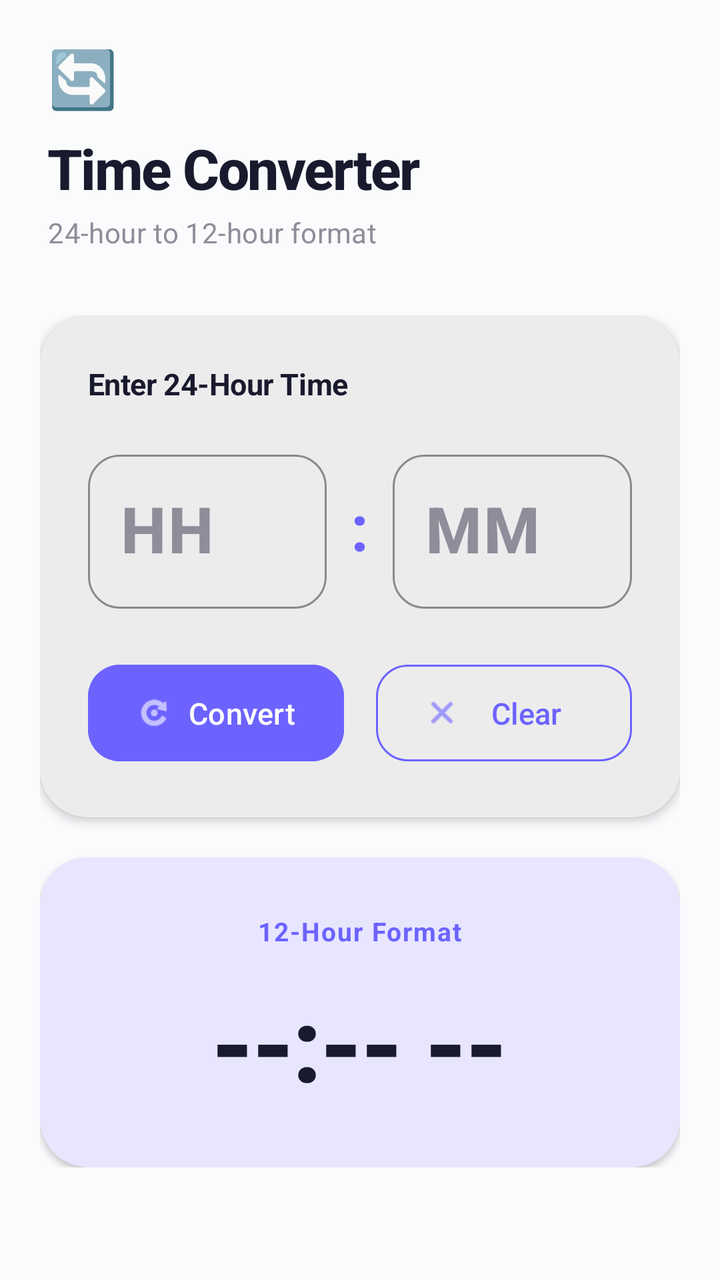
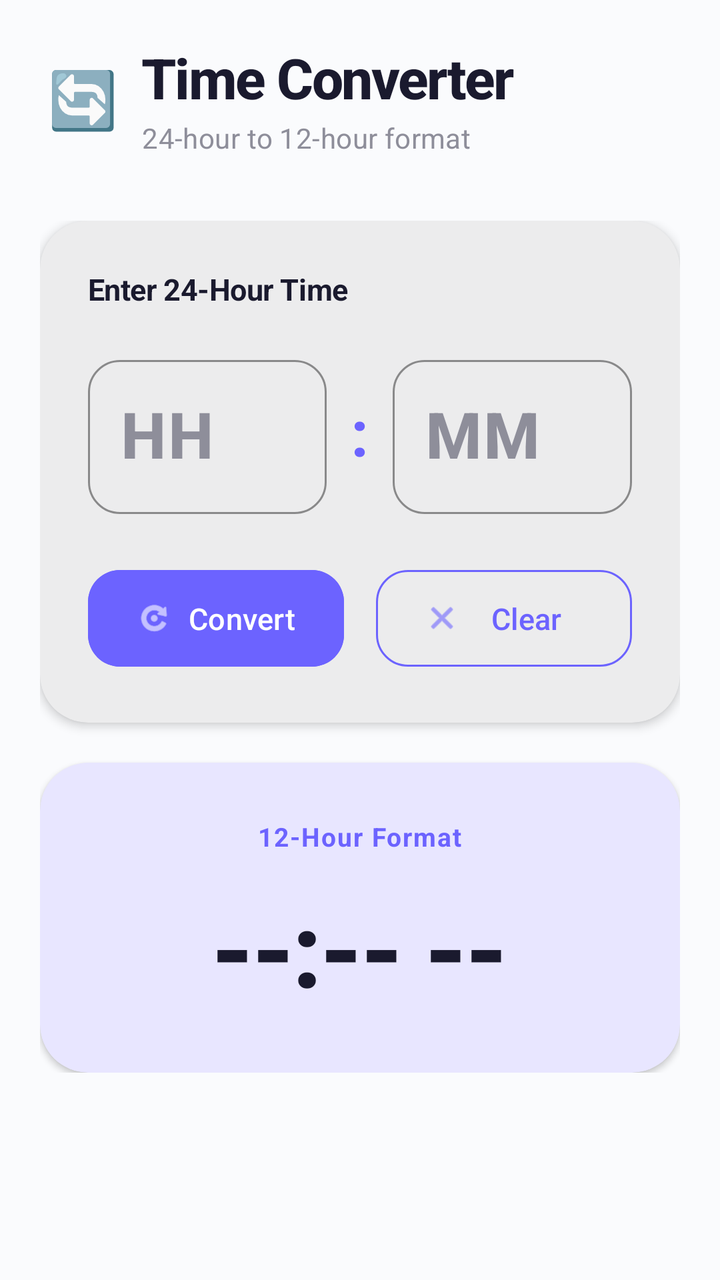

Screens rendered from an Android XML layout before and after an edit, with the pre-edit source and the edit as a unified diff.
<!-- AndroidManifest.xml: application theme Theme.DevLifeOS -->
<!-- res/layout/fragment_time_converter.xml -->
<?xml version="1.0" encoding="utf-8"?>
<androidx.coordinatorlayout.widget.CoordinatorLayout xmlns:android="http://schemas.android.com/apk/res/android"
    xmlns:app="http://schemas.android.com/apk/res-auto"
    xmlns:tools="http://schemas.android.com/tools"
    android:layout_width="match_parent"
    android:layout_height="match_parent"
    android:background="?android:attr/colorBackground">

    
    <com.google.android.material.appbar.AppBarLayout
        android:id="@+id/appBarLayout"
        android:layout_width="match_parent"
        android:layout_height="wrap_content"
        android:background="?android:attr/colorBackground"
        android:elevation="0dp"
        app:elevation="0dp">

        <LinearLayout
            android:layout_width="match_parent"
            android:layout_height="wrap_content"
            android:orientation="vertical"
            android:paddingStart="24dp"
            android:paddingTop="20dp"
            android:paddingEnd="24dp"
            android:paddingBottom="12dp">

            <TextView
                android:layout_width="wrap_content"
                android:layout_height="wrap_content"
                android:text="@string/emoji_refresh"
                android:textSize="28sp" />

            <TextView
                style="@style/PremiumHeaderTitle"
                android:layout_width="wrap_content"
                android:layout_height="wrap_content"
                android:layout_marginTop="8dp"
                android:text="@string/time_converter" />

            <TextView
                android:layout_width="wrap_content"
                android:layout_height="wrap_content"
                android:layout_marginTop="4dp"
                android:text="@string/header_subtitle_time_converter"
                style="@style/PremiumHeaderSubtitle" />

        </LinearLayout>

    </com.google.android.material.appbar.AppBarLayout>

    <androidx.core.widget.NestedScrollView
        android:layout_width="match_parent"
        android:layout_height="match_parent"
        android:fillViewport="false"
        app:layout_behavior="@string/appbar_scrolling_view_behavior">

        <LinearLayout
            android:layout_width="match_parent"
            android:layout_height="wrap_content"
            android:orientation="vertical"
            android:padding="20dp">

            
            <com.google.android.material.card.MaterialCardView
                android:layout_width="match_parent"
                android:layout_height="wrap_content"
                app:cardBackgroundColor="?attr/colorSurface"
                app:cardCornerRadius="24dp"
                app:cardElevation="3dp"
                app:strokeWidth="0dp">

                <LinearLayout
                    android:layout_width="match_parent"
                    android:layout_height="wrap_content"
                    android:orientation="vertical"
                    android:padding="24dp">

                    <TextView
                        android:layout_width="wrap_content"
                        android:layout_height="wrap_content"
                        android:text="@string/enter_24_hour_time"
                        android:textColor="?attr/colorOnSurface"
                        android:textSize="15sp"
                        android:textStyle="bold"
                        android:letterSpacing="-0.01" />

                    
                    <LinearLayout
                        android:layout_width="match_parent"
                        android:layout_height="wrap_content"
                        android:layout_marginTop="20dp"
                        android:gravity="center"
                        android:orientation="horizontal">

                        
                        <com.google.android.material.textfield.TextInputLayout
                            style="@style/Widget.Material3.TextInputLayout.OutlinedBox"
                            android:layout_width="0dp"
                            android:layout_height="wrap_content"
                            android:layout_weight="1"
                            android:hint="@string/hint_hh"
                            app:boxCornerRadiusBottomEnd="16dp"
                            app:boxCornerRadiusBottomStart="16dp"
                            app:boxCornerRadiusTopEnd="16dp"
                            app:boxCornerRadiusTopStart="16dp"
                            app:boxStrokeColor="@color/accent_indigo">

                            <com.google.android.material.textfield.TextInputEditText
                                android:id="@+id/etHour24"
                                android:layout_width="match_parent"
                                android:layout_height="wrap_content"
                                android:inputType="number"
                                android:maxLength="2"
                                android:textAlignment="center"
                                android:textSize="32sp"
                                android:textStyle="bold"
                                android:fontFamily="sans-serif-medium" />

                        </com.google.android.material.textfield.TextInputLayout>

                        
                        <TextView
                            android:layout_width="wrap_content"
                            android:layout_height="wrap_content"
                            android:layout_marginStart="12dp"
                            android:layout_marginEnd="12dp"
                            android:text="@string/colon"
                            android:textColor="@color/accent_indigo"
                            android:textSize="32sp"
                            android:textStyle="bold" />

                        
                        <com.google.android.material.textfield.TextInputLayout
                            style="@style/Widget.Material3.TextInputLayout.OutlinedBox"
                            android:layout_width="0dp"
                            android:layout_height="wrap_content"
                            android:layout_weight="1"
                            android:hint="@string/hint_mm"
                            app:boxCornerRadiusBottomEnd="16dp"
                            app:boxCornerRadiusBottomStart="16dp"
                            app:boxCornerRadiusTopEnd="16dp"
                            app:boxCornerRadiusTopStart="16dp"
                            app:boxStrokeColor="@color/accent_indigo">

                            <com.google.android.material.textfield.TextInputEditText
                                android:id="@+id/etMinute"
                                android:layout_width="match_parent"
                                android:layout_height="wrap_content"
                                android:inputType="number"
                                android:maxLength="2"
                                android:textAlignment="center"
                                android:textSize="32sp"
                                android:textStyle="bold"
                                android:fontFamily="sans-serif-medium" />

                        </com.google.android.material.textfield.TextInputLayout>

                    </LinearLayout>

                    
                    <LinearLayout
                        android:layout_width="match_parent"
                        android:layout_height="wrap_content"
                        android:layout_marginTop="24dp"
                        android:orientation="horizontal">

                        <com.google.android.material.button.MaterialButton
                            android:id="@+id/btnConvert"
                            android:layout_width="0dp"
                            android:layout_height="wrap_content"
                            android:layout_marginEnd="8dp"
                            android:layout_weight="1"
                            android:paddingVertical="14dp"
                            android:text="@string/convert"
                            android:textSize="15sp"
                            android:backgroundTint="@color/accent_indigo"
                            app:cornerRadius="16dp"
                            app:icon="@android:drawable/ic_menu_rotate"
                            app:iconTint="@color/white" />

                        <com.google.android.material.button.MaterialButton
                            android:id="@+id/btnClear"
                            style="@style/Widget.Material3.Button.OutlinedButton"
                            android:layout_width="0dp"
                            android:layout_height="wrap_content"
                            android:layout_marginStart="8dp"
                            android:layout_weight="1"
                            android:paddingVertical="14dp"
                            android:text="@string/clear"
                            android:textSize="15sp"
                            android:textColor="@color/accent_indigo"
                            app:cornerRadius="16dp"
                            app:strokeColor="@color/accent_indigo"
                            app:icon="@android:drawable/ic_menu_close_clear_cancel"
                            app:iconTint="@color/accent_indigo" />

                    </LinearLayout>

                </LinearLayout>

            </com.google.android.material.card.MaterialCardView>

            
            <com.google.android.material.card.MaterialCardView
                android:id="@+id/cardResult"
                android:layout_width="match_parent"
                android:layout_height="wrap_content"
                android:layout_marginTop="20dp"
                app:cardBackgroundColor="@color/accent_indigo_soft"
                app:cardCornerRadius="24dp"
                app:cardElevation="2dp"
                app:strokeWidth="0dp">

                <LinearLayout
                    android:layout_width="match_parent"
                    android:layout_height="wrap_content"
                    android:gravity="center"
                    android:orientation="vertical"
                    android:padding="28dp">

                    <TextView
                        android:layout_width="wrap_content"
                        android:layout_height="wrap_content"
                        android:text="@string/twelve_hour_format"
                        android:textColor="@color/accent_indigo"
                        android:textSize="13sp"
                        android:textStyle="bold"
                        android:letterSpacing="0.05" />

                    <TextView
                        android:id="@+id/tvResult12Hour"
                        android:layout_width="wrap_content"
                        android:layout_height="wrap_content"
                        android:layout_marginTop="12dp"
                        android:fontFamily="sans-serif-medium"
                        android:letterSpacing="-0.03"
                        android:text="@string/result_placeholder"
                        android:textColor="?attr/colorOnSurface"
                        android:textSize="52sp"
                        android:textStyle="bold" />

                    
                    <com.google.android.material.card.MaterialCardView
                        android:id="@+id/cardExplanation"
                        android:layout_width="match_parent"
                        android:layout_height="wrap_content"
                        android:layout_marginTop="16dp"
                        android:visibility="gone"
                        app:cardBackgroundColor="?attr/colorSurface"
                        app:cardCornerRadius="16dp"
                        app:cardElevation="0dp"
                        app:strokeWidth="0dp">

                        <TextView
                            android:id="@+id/tvResultExplanation"
                            android:layout_width="match_parent"
                            android:layout_height="wrap_content"
                            android:fontFamily="monospace"
                            android:padding="14dp"
                            android:text="@string/enter_time_to_see"
                            android:textColor="?attr/colorOnSurfaceVariant"
                            android:textSize="12sp"
                            android:lineSpacingExtra="3dp" />

                    </com.google.android.material.card.MaterialCardView>

                </LinearLayout>

            </com.google.android.material.card.MaterialCardView>

        </LinearLayout>

    </androidx.core.widget.NestedScrollView>

</androidx.coordinatorlayout.widget.CoordinatorLayout>
<!-- resources referenced by this layout -->
<resources>
  <color name="accent_indigo">#6C63FF</color>
  <color name="accent_indigo_soft">#E8E6FF</color>
  <color name="white">#FFFFFFFF</color>
  <string name="clear">Clear</string>
  <string name="colon">:</string>
  <string name="convert">Convert</string>
  <string name="emoji_refresh">🔄</string>
  <string name="enter_24_hour_time">Enter 24-Hour Time</string>
  <string name="enter_time_to_see">Enter time to see conversion</string>
  <string name="header_subtitle_time_converter">24-hour to 12-hour format</string>
  <string name="hint_hh">HH</string>
  <string name="hint_mm">MM</string>
  <string name="result_placeholder">--:-- --</string>
  <string name="time_converter">Time Converter</string>
  <string name="twelve_hour_format">12-Hour Format</string>
  <style name="PremiumHeaderSubtitle">
          <item name="android:textSize">14sp</item>
          <item name="android:textColor">?attr/colorOnSurfaceVariant</item>
          <item name="android:letterSpacing">0.01</item>
      </style>
  <style name="PremiumHeaderTitle">
          <item name="android:textSize">28sp</item>
          <item name="android:textStyle">bold</item>
          <item name="android:textColor">?attr/colorOnSurface</item>
          <item name="android:letterSpacing">-0.03</item>
          <item name="android:fontFamily">sans-serif-medium</item>
      </style>
  <style name="Theme.DevLifeOS" parent="Base.Theme.DevLifeOS" />
  <color name="md_theme_light_primary">#1A1A2E</color>
  <color name="md_theme_light_onPrimary">#FFFFFF</color>
  <color name="md_theme_light_primaryContainer">#EEEEF6</color>
  <color name="md_theme_light_onPrimaryContainer">#1A1A2E</color>
  <color name="md_theme_light_secondary">#6C63FF</color>
  <color name="md_theme_light_onSecondary">#FFFFFF</color>
  <color name="md_theme_light_secondaryContainer">#E8E6FF</color>
  <color name="md_theme_light_background">#FAFBFD</color>
  <color name="md_theme_light_surface">#FFFFFF</color>
  <color name="md_theme_light_surfaceVariant">#F4F5F9</color>
  <color name="md_theme_light_onSurfaceVariant">#8E8E9A</color>
  <color name="md_theme_light_outline">#E2E3EA</color>
  <color name="md_theme_light_error">#E53935</color>
  <style name="PremiumWindowAnimation" parent="@android:style/Animation.Activity">
          <item name="android:activityOpenEnterAnimation">@android:anim/fade_in</item>
          <item name="android:activityOpenExitAnimation">@android:anim/fade_out</item>
          <item name="android:activityCloseEnterAnimation">@android:anim/fade_in</item>
          <item name="android:activityCloseExitAnimation">@android:anim/fade_out</item>
      </style>
  <style name="PremiumShapeSmall" parent="ShapeAppearance.Material3.SmallComponent">
          <item name="cornerSize">12dp</item>
      </style>
  <style name="PremiumShapeMedium" parent="ShapeAppearance.Material3.MediumComponent">
          <item name="cornerSize">20dp</item>
      </style>
  <style name="PremiumShapeLarge" parent="ShapeAppearance.Material3.LargeComponent">
          <item name="cornerSize">28dp</item>
      </style>
  <!-- unchanged entries left out for length: 1 -->
</resources>

<!-- the commit's change to res/layout/fragment_time_converter.xml (unified diff, before → after) -->
@@ -18,7 +18,8 @@
         <LinearLayout
             android:layout_width="match_parent"
             android:layout_height="wrap_content"
-            android:orientation="vertical"
+            android:orientation="horizontal"
+            android:gravity="center_vertical"
             android:paddingStart="24dp"
             android:paddingTop="20dp"
             android:paddingEnd="24dp"
@@ -30,19 +31,25 @@
                 android:text="@string/emoji_refresh"
                 android:textSize="28sp" />
 
-            <TextView
-                style="@style/PremiumHeaderTitle"
+            <LinearLayout
                 android:layout_width="wrap_content"
                 android:layout_height="wrap_content"
-                android:layout_marginTop="8dp"
-                android:text="@string/time_converter" />
-
-            <TextView
-                android:layout_width="wrap_content"
-                android:layout_height="wrap_content"
-                android:layout_marginTop="4dp"
-                android:text="@string/header_subtitle_time_converter"
-                style="@style/PremiumHeaderSubtitle" />
+                android:layout_marginStart="12dp"
+                android:orientation="vertical">
+
+                <TextView
+                    style="@style/PremiumHeaderTitle"
+                    android:layout_width="wrap_content"
+                    android:layout_height="wrap_content"
+                    android:text="@string/time_converter" />
+
+                <TextView
+                    android:layout_width="wrap_content"
+                    android:layout_height="wrap_content"
+                    android:layout_marginTop="2dp"
+                    android:text="@string/header_subtitle_time_converter"
+                    style="@style/PremiumHeaderSubtitle" />
+            </LinearLayout>
 
         </LinearLayout>
 
